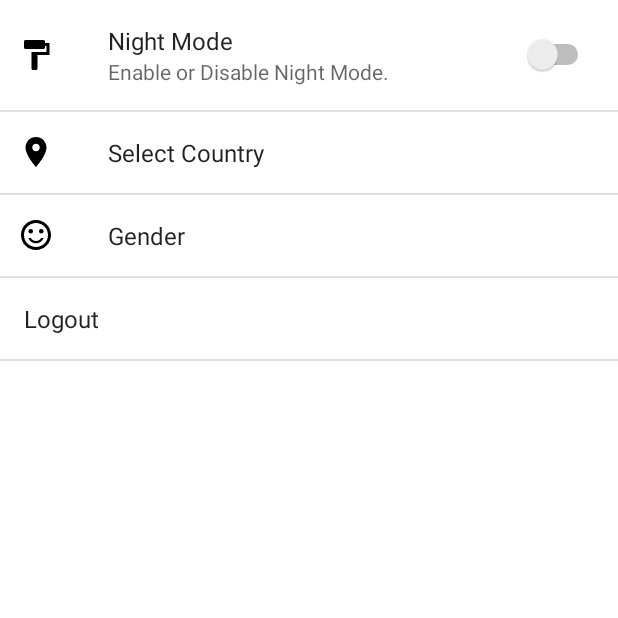
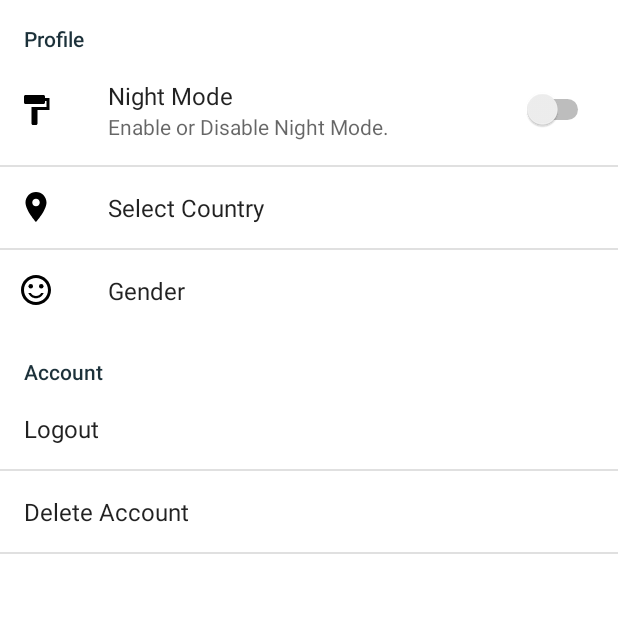
Before and after one commit to kornofilo/AutiYoda, an Android app: the MainActivity screen opened directly, with no data from a screen before it, in the side drawer, after a tap on "Settings", on a phone screen of 412 x 824 dp, the top half of it. Run offline under Robolectric (Android 15) with nearby library versions, the phone set to English and light mode, and no system bars.

Commit message:
APP - Dark Theme en Main Activity

```diff
--- a/App/app/src/main/java/com/rialvik/autiyoda/MainActivity.java
+++ b/App/app/src/main/java/com/rialvik/autiyoda/MainActivity.java
@@ -23,18 +23,26 @@ public class MainActivity extends AppCompatActivity
     protected void onCreate(Bundle savedInstanceState) {
         super.onCreate(savedInstanceState);
 
-        /*//Verificamos el tema seleccionado por el usuario
+        //Verificamos el tema seleccionado por el usuario
         pref = PreferenceManager.getDefaultSharedPreferences(this);
-
         tema = pref.getBoolean("nightMode_switch", false);
-
         //Dependiendo del valor recuperado, se establece el tema para la activity.
         if(tema) {
             setTheme(R.style.DarkTheme);
+        }
+
+
+        setContentView(R.layout.activity_main);
+
+       /* //Fragment de Bienvenida
+        // Verificamos si el usuario ingresa a la aplicación por primera vez.
+        if (!sharedPreferences.getBoolean(
+            MyOnboardingFragment.COMPLETED_ONBOARDING_PREF_NAME, false)) {
+            //Ejecutamos el fragment de bienvenida.
+            startActivity(new Intent(this, WelcomeFragment.class));
         }*/
 
 
-        setContentView(R.layout.activity_main);
         Toolbar toolbar = findViewById(R.id.toolbar);
         setSupportActionBar(toolbar);
 
--- a/App/app/src/main/res/values/colors.xml
+++ b/App/app/src/main/res/values/colors.xml
@@ -3,7 +3,9 @@
     <color name="colorPrimary">#33893e</color>
     <color name="colorPrimaryDark">#455A64</color>
     <color name="colorAccent">#1C313A</color>
+
+    <!-- DarkTheme-->
     <color name="backgroundDark">#1c313a</color>
-    <color name="AccentDark">#455a64</color>
-    <color name="primaryDark">#66bb6a</color>
+    <color name="AccentDark">#66bb6a</color>
+    <color name="primaryDark">#455a64</color>
 </resources>
--- a/App/app/src/main/res/values/strings.xml
+++ b/App/app/src/main/res/values/strings.xml
@@ -95,7 +95,7 @@
 
 
     <string name="pref_title_vibrate">Vibrate</string>
-    <string name="title_activity_main">MainActivity</string>
+    <string name="title_activity_main">Home</string>
     <string name="title_home">Home</string>
     <string name="title_pictograms">Pictograms</string>
     <string name="title_vocabulary">Vocabulary</string>
@@ -107,4 +107,10 @@
     <string name="nav_header_desc">Navigation header</string>
     <string name="action_settings">Settings</string>
     <string name="letslearn">Let\'s Learn</string>
+    <string name="profile">Profile</string>
+    <string name="account">Account</string>
+    <string name="deleteAccount">Delete Account</string>
+
+    <!-- TODO: Remove or change this placeholder text -->
+    <string name="hello_blank_fragment">Hello blank fragment</string>
 </resources>
--- a/App/app/src/main/res/values/styles.xml
+++ b/App/app/src/main/res/values/styles.xml
@@ -19,8 +19,9 @@
 
     <style name="AppTheme.PopupOverlay" parent="ThemeOverlay.AppCompat.Light" />
 
-    <style name="DarkTheme" parent="AppTheme" >
+    <style name="DarkTheme" parent="Theme.AppCompat.Light.DarkActionBar" >
         <item name="windowActionBar">false</item>
+        <item name="windowNoTitle">true</item>
         <item name="android:colorBackground">@color/backgroundDark</item>
         <item name="colorAccent">@color/AccentDark</item>
         <item name="colorPrimary">@color/primaryDark</item>
--- a/App/app/src/main/res/xml/pref_general.xml
+++ b/App/app/src/main/res/xml/pref_general.xml
@@ -1,5 +1,8 @@
 <PreferenceScreen xmlns:android="http://schemas.android.com/apk/res/android">
 
+
+
+    <PreferenceCategory android:title="@string/profile">
         <!-- Opción de Modo Noche. -->
         <SwitchPreference
             android:icon="@drawable/ic_theme_black_24dp"
@@ -7,34 +10,49 @@
             android:key="nightMode_switch"
             android:summary="@string/pref_description_Night_mode"
             android:title="@string/pref_title_night_mode" />
-
         <!-- Opción de Seleccionar País -->
         <ListPreference
-        android:icon="@drawable/ic_place_black_24dp"
             android:defaultValue="-1"
             android:entries="@array/countries_list_titles"
             android:entryValues="@array/countries_list_values"
+            android:icon="@drawable/ic_place_black_24dp"
             android:key="gender"
             android:negativeButtonText="@null"
             android:positiveButtonText="@null"
             android:title="@string/countries" />
-
-    <!-- Opción de Seleccionar Género -->
         <ListPreference
-        android:icon="@drawable/ic_happy_black_24dp"
             android:defaultValue="-1"
             android:entries="@array/gender_list_titles"
             android:entryValues="@array/gender_list_values"
+            android:icon="@drawable/ic_happy_black_24dp"
             android:key="gender"
             android:negativeButtonText="@null"
             android:positiveButtonText="@null"
             android:title="@string/gender" />
+    </PreferenceCategory>
+
+    <!-- Opción de Seleccionar Género -->
 
 
     <!-- Cerrar Sesión -->
-    <Preference android:title="@string/logout">
-        <intent android:action="android.intent.action.VIEW"
+    <PreferenceCategory android:title="@string/account">
+
+        <Preference
+            android:title="@string/logout">
+
+            <intent
+                android:action="android.intent.action.VIEW"
                 android:data="" />
         </Preference>
 
+        <Preference android:title="@string/deleteAccount">
+
+            <intent
+                android:action="android.intent.action.VIEW"
+                android:data="" />
+        </Preference>
+
+
+    </PreferenceCategory>
+
 </PreferenceScreen>
```
Also changed, not shown: App/app/src/main/java/com/rialvik/autiyoda/WelcomeFragment.java (added, +107 -0 lines), App/app/src/main/res/layout/fragment_welcome.xml (added, +14 -0 lines). Lines whose indentation alone changed are shown as unchanged.
